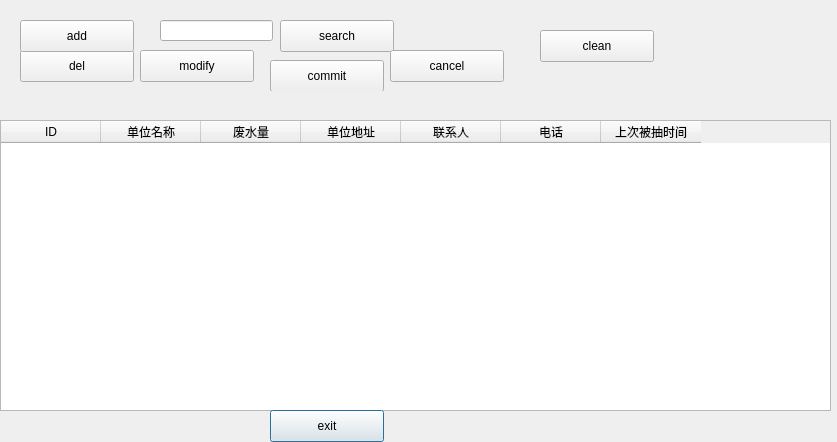
3642214/selective, file addenterprise.ui: the form before one commit.
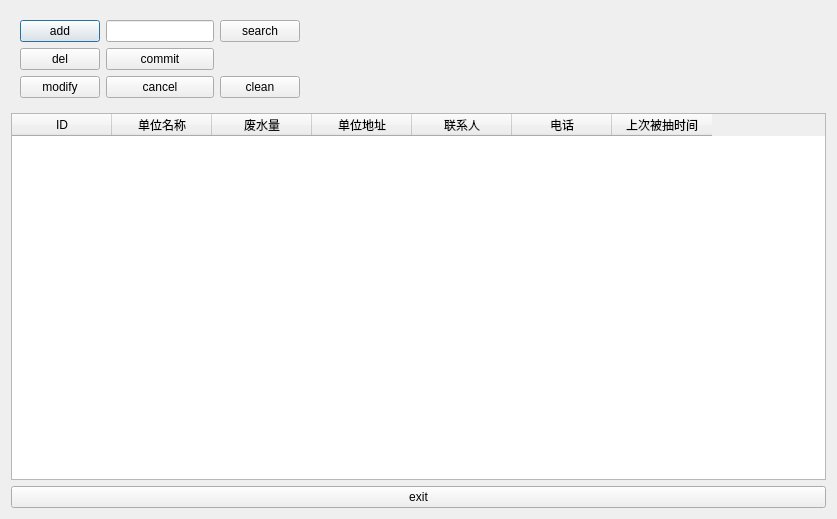
The form after the commit.

Patch:
```diff
--- a/addenterprise.ui
+++ b/addenterprise.ui
@@ -7,21 +7,163 @@
     <x>0</x>
     <y>0</y>
     <width>837</width>
-    <height>442</height>
+    <height>519</height>
    </rect>
   </property>
   <property name="windowTitle">
    <string>Dialog</string>
   </property>
+  <layout class="QVBoxLayout" name="verticalLayout_4" stretch="0,100,0">
+   <item>
+    <widget class="QWidget" name="widget" native="true">
+     <layout class="QHBoxLayout" name="horizontalLayout">
+      <item>
+       <layout class="QVBoxLayout" name="verticalLayout">
+        <item>
+         <widget class="QPushButton" name="add">
+          <property name="text">
+           <string>add</string>
+          </property>
+         </widget>
+        </item>
+        <item>
+         <spacer name="verticalSpacer_3">
+          <property name="orientation">
+           <enum>Qt::Vertical</enum>
+          </property>
+          <property name="sizeHint" stdset="0">
+           <size>
+            <width>20</width>
+            <height>0</height>
+           </size>
+          </property>
+         </spacer>
+        </item>
+        <item>
+         <widget class="QPushButton" name="del">
+          <property name="text">
+           <string>del</string>
+          </property>
+         </widget>
+        </item>
+        <item>
+         <spacer name="verticalSpacer_4">
+          <property name="orientation">
+           <enum>Qt::Vertical</enum>
+          </property>
+          <property name="sizeHint" stdset="0">
+           <size>
+            <width>20</width>
+            <height>0</height>
+           </size>
+          </property>
+         </spacer>
+        </item>
+        <item>
+         <widget class="QPushButton" name="modify">
+          <property name="text">
+           <string>modify</string>
+          </property>
+         </widget>
+        </item>
+       </layout>
+      </item>
+      <item>
+       <layout class="QVBoxLayout" name="verticalLayout_2">
+        <item>
+         <widget class="QLineEdit" name="ext">
+          <property name="sizePolicy">
+           <sizepolicy hsizetype="Minimum" vsizetype="Fixed">
+            <horstretch>0</horstretch>
+            <verstretch>0</verstretch>
+           </sizepolicy>
+          </property>
+          <property name="minimumSize">
+           <size>
+            <width>0</width>
+            <height>0</height>
+           </size>
+          </property>
+         </widget>
+        </item>
+        <item>
+         <spacer name="verticalSpacer_2">
+          <property name="orientation">
+           <enum>Qt::Vertical</enum>
+          </property>
+          <property name="sizeHint" stdset="0">
+           <size>
+            <width>20</width>
+            <height>0</height>
+           </size>
+          </property>
+         </spacer>
+        </item>
+        <item>
+         <widget class="QPushButton" name="commit">
+          <property name="text">
+           <string>commit</string>
+          </property>
+         </widget>
+        </item>
+        <item>
+         <widget class="QPushButton" name="cancel">
+          <property name="text">
+           <string>cancel</string>
+          </property>
+         </widget>
+        </item>
+       </layout>
+      </item>
+      <item>
+       <layout class="QVBoxLayout" name="verticalLayout_3">
+        <item>
+         <widget class="QPushButton" name="search">
+          <property name="text">
+           <string>search</string>
+          </property>
+         </widget>
+        </item>
+        <item>
+         <spacer name="verticalSpacer">
+          <property name="orientation">
+           <enum>Qt::Vertical</enum>
+          </property>
+          <property name="sizeHint" stdset="0">
+           <size>
+            <width>20</width>
+            <height>0</height>
+           </size>
+          </property>
+         </spacer>
+        </item>
+        <item>
+         <widget class="QPushButton" name="clean">
+          <property name="text">
+           <string>clean</string>
+          </property>
+         </widget>
+        </item>
+       </layout>
+      </item>
+      <item>
+       <spacer name="horizontalSpacer">
+        <property name="orientation">
+         <enum>Qt::Horizontal</enum>
+        </property>
+        <property name="sizeHint" stdset="0">
+         <size>
+          <width>40</width>
+          <height>20</height>
+         </size>
+        </property>
+       </spacer>
+      </item>
+     </layout>
+    </widget>
+   </item>
+   <item>
   <widget class="QTableWidget" name="tableWidget">
-   <property name="geometry">
-    <rect>
-     <x>0</x>
-     <y>120</y>
-     <width>831</width>
-     <height>291</height>
-    </rect>
-   </property>
    <property name="editTriggers">
     <set>QAbstractItemView::AllEditTriggers</set>
    </property>
@@ -64,130 +206,15 @@
     </property>
    </column>
   </widget>
+   </item>
+   <item>
   <widget class="QPushButton" name="exit">
-   <property name="geometry">
-    <rect>
-     <x>270</x>
-     <y>410</y>
-     <width>114</width>
-     <height>32</height>
-    </rect>
-   </property>
    <property name="text">
     <string>exit</string>
    </property>
   </widget>
-  <widget class="QWidget" name="widget" native="true">
-   <property name="geometry">
-    <rect>
-     <x>10</x>
-     <y>10</y>
-     <width>511</width>
-     <height>81</height>
-    </rect>
-   </property>
-   <widget class="QLineEdit" name="ext">
-    <property name="geometry">
-     <rect>
-      <x>150</x>
-      <y>10</y>
-      <width>113</width>
-      <height>21</height>
-     </rect>
-    </property>
-   </widget>
-   <widget class="QPushButton" name="del">
-    <property name="geometry">
-     <rect>
-      <x>10</x>
-      <y>40</y>
-      <width>114</width>
-      <height>32</height>
-     </rect>
-    </property>
-    <property name="text">
-     <string>del</string>
-    </property>
-   </widget>
-   <widget class="QPushButton" name="search">
-    <property name="geometry">
-     <rect>
-      <x>270</x>
-      <y>10</y>
-      <width>114</width>
-      <height>32</height>
-     </rect>
-    </property>
-    <property name="text">
-     <string>search</string>
-    </property>
-   </widget>
-   <widget class="QPushButton" name="add">
-    <property name="geometry">
-     <rect>
-      <x>10</x>
-      <y>10</y>
-      <width>114</width>
-      <height>32</height>
-     </rect>
-    </property>
-    <property name="text">
-     <string>add</string>
-    </property>
-   </widget>
-   <widget class="QPushButton" name="modify">
-    <property name="geometry">
-     <rect>
-      <x>130</x>
-      <y>40</y>
-      <width>114</width>
-      <height>32</height>
-     </rect>
-    </property>
-    <property name="text">
-     <string>modify</string>
-    </property>
-   </widget>
-   <widget class="QPushButton" name="commit">
-    <property name="geometry">
-     <rect>
-      <x>260</x>
-      <y>50</y>
-      <width>114</width>
-      <height>32</height>
-     </rect>
-    </property>
-    <property name="text">
-     <string>commit</string>
-    </property>
-   </widget>
-   <widget class="QPushButton" name="cancel">
-    <property name="geometry">
-     <rect>
-      <x>380</x>
-      <y>40</y>
-      <width>114</width>
-      <height>32</height>
-     </rect>
-    </property>
-    <property name="text">
-     <string>cancel</string>
-    </property>
-   </widget>
-  </widget>
-  <widget class="QPushButton" name="clean">
-   <property name="geometry">
-    <rect>
-     <x>540</x>
-     <y>30</y>
-     <width>114</width>
-     <height>32</height>
-    </rect>
-   </property>
-   <property name="text">
-    <string>clean</string>
-   </property>
-  </widget>
+   </item>
+  </layout>
  </widget>
  <resources/>
  <connections/>
```
Left out of the diff: 2 changed lines with no effect on the pictures. Lines whose indentation alone changed are shown as unchanged.
